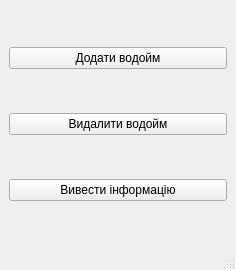
First picture: the form in OOP_kursach/mainwindow.ui, repository Roma21312/OOP_kursova, before the edit.
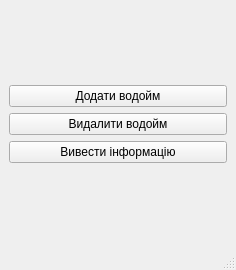
Second picture: the form after the edit.

What changed in the file:
```diff
--- a/OOP_kursach/mainwindow.ui
+++ b/OOP_kursach/mainwindow.ui
@@ -16,7 +16,20 @@
   <widget class="QWidget" name="centralwidget">
    <layout class="QVBoxLayout" name="verticalLayout">
     <item>
-     <widget class="QPushButton" name="pushButton_2">
+     <spacer name="verticalSpacer">
+      <property name="orientation">
+       <enum>Qt::Vertical</enum>
+      </property>
+      <property name="sizeHint" stdset="0">
+       <size>
+        <width>20</width>
+        <height>40</height>
+       </size>
+      </property>
+     </spacer>
+    </item>
+    <item>
+     <widget class="QPushButton" name="CreateTablePB">
       <property name="text">
        <string>Додати водойм</string>
       </property>
@@ -36,6 +49,19 @@
       </property>
      </widget>
     </item>
+    <item>
+     <spacer name="verticalSpacer_2">
+      <property name="orientation">
+       <enum>Qt::Vertical</enum>
+      </property>
+      <property name="sizeHint" stdset="0">
+       <size>
+        <width>20</width>
+        <height>40</height>
+       </size>
+      </property>
+     </spacer>
+    </item>
    </layout>
   </widget>
   <widget class="QMenuBar" name="menubar">
```
Left out of the diff: 4 changed lines with no effect on the pictures.
